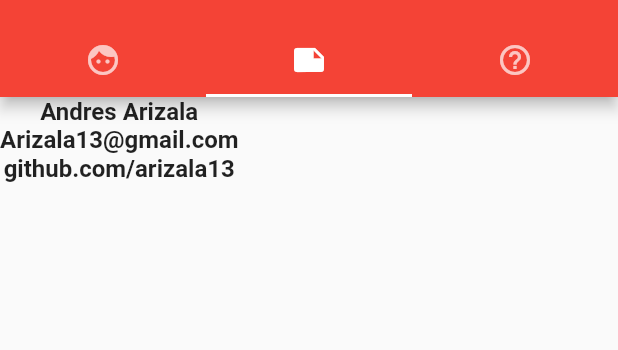
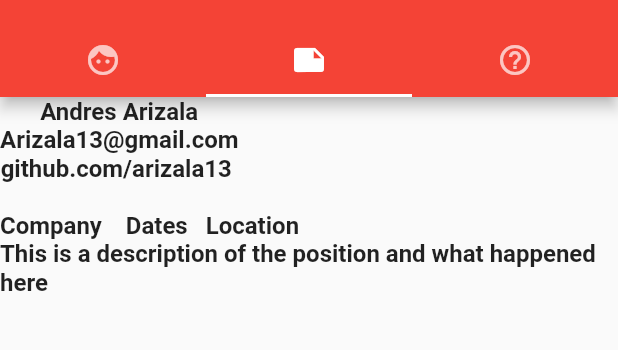
Before and after one commit to arizala13/project_3, a Flutter app: the screen it shows after launch, tab 2 chosen, on a phone screen of 412 x 824 dp, the part 59-409 px from its top. Run offline on Flutter 3.47's test engine with Material 2 defaults, Android fonts, the phone set to English and light mode, and no system bars; Roboto replaces fonts that are missing (Hind).

Commit message:
Working on resume page - need to make it reusable

```diff
--- a/lib/main.dart
+++ b/lib/main.dart
@@ -123,7 +123,27 @@ class _MyHomePageState extends State<MyHomePage> {
                     children: <Widget>[
                     Text('Andres Arizala'),
                     Text('Arizala13@gmail.com'),
-                    Text('github.com/arizala13'),
+                    Text('github.com/arizala13 \n'),
+                    ],
+                  ),
+                  ]
+                ),
+                Column(
+                  children: <Widget>[
+                   Row(
+                    children: <Widget>[
+                    Text('Company    '),
+                    Text('Dates   '),
+                    Text('Location   '),
+                    ],
+                  ),
+                  ]
+                ),
+                                Column(
+                  children: <Widget>[
+                   Column(
+                    children: <Widget>[
+                    Text('This is a description of the position and what happened here'),
                     ],
                   ),
                   ]
```
